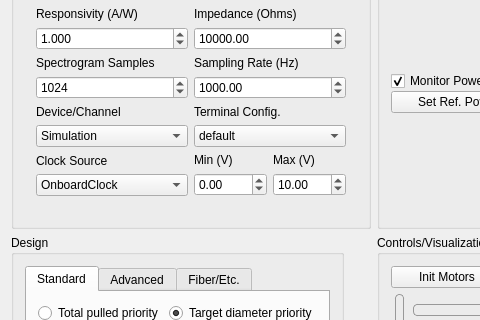
Qt form TaperPulling/resources/mainwindow.ui (pfjarschel/TaperPullingPro) before a commit; both pictures show x 0 to 480 and y 108 to 428 of the 1116 by 820 pixel window.
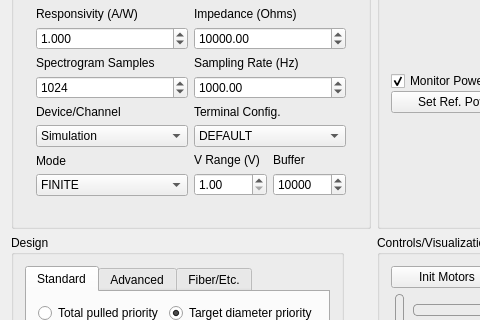
The same form after that commit. The open tabs and pages were chosen to show the change. Icons and pictures are not drawn.

Commit message: Adapt UI to DAQ

What changed in the file:
```diff
--- a/TaperPulling/resources/mainwindow.ui
+++ b/TaperPulling/resources/mainwindow.ui
@@ -785,7 +785,7 @@
               <widget class="QComboBox" name="daqConfCombo">
                <item>
                 <property name="text">
-                 <string>default</string>
+                 <string>DEFAULT</string>
                 </property>
                </item>
                <item>
@@ -837,7 +837,7 @@
              <item>
               <widget class="QLabel" name="label_49">
                <property name="text">
-                <string>Clock Source</string>
+                <string>Mode</string>
                </property>
               </widget>
              </item>
@@ -845,7 +845,12 @@
               <widget class="QComboBox" name="daqClockCombo">
                <item>
                 <property name="text">
-                 <string>OnboardClock</string>
+                 <string>FINITE</string>
+                </property>
+               </item>
+               <item>
+                <property name="text">
+                 <string>CONTINUOUS</string>
                 </property>
                </item>
               </widget>
@@ -971,7 +976,7 @@
                <item>
                 <widget class="QLabel" name="label_51">
                  <property name="text">
-                  <string>Min (V)</string>
+                  <string>V Range (V)</string>
                  </property>
                 </widget>
                </item>
@@ -981,13 +986,13 @@
                   <bool>false</bool>
                  </property>
                  <property name="minimum">
-                  <double>-100.000000000000000</double>
+                  <double>1.000000000000000</double>
                  </property>
                  <property name="maximum">
-                  <double>100.000000000000000</double>
+                  <double>20.000000000000000</double>
                  </property>
                  <property name="value">
-                  <double>0.000000000000000</double>
+                  <double>1.000000000000000</double>
                  </property>
                 </widget>
                </item>
@@ -998,23 +1003,23 @@
                <item>
                 <widget class="QLabel" name="label_56">
                  <property name="text">
-                  <string>Max (V)</string>
+                  <string>Buffer</string>
                  </property>
                 </widget>
                </item>
                <item>
-                <widget class="QDoubleSpinBox" name="daqmaxvSpin">
+                <widget class="QSpinBox" name="daqbufferSpin">
                  <property name="keyboardTracking">
                   <bool>false</bool>
                  </property>
-                 <property name="minimum">
-                  <double>-100.000000000000000</double>
-                 </property>
                  <property name="maximum">
-                  <double>100.000000000000000</double>
+                  <number>1000000</number>
+                 </property>
+                 <property name="singleStep">
+                  <number>100</number>
                  </property>
                  <property name="value">
-                  <double>10.000000000000000</double>
+                  <number>10000</number>
                  </property>
                 </widget>
                </item>
```
Left out of the diff: 6 changed lines with no effect on the pictures. The commit also changes 3 other files.
